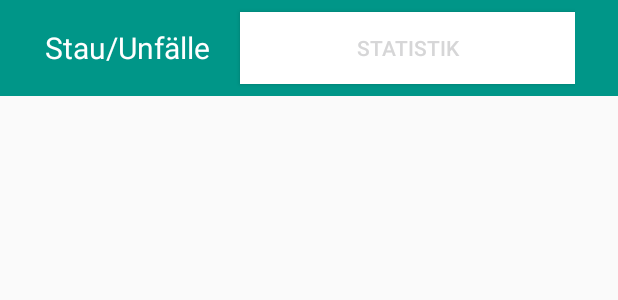
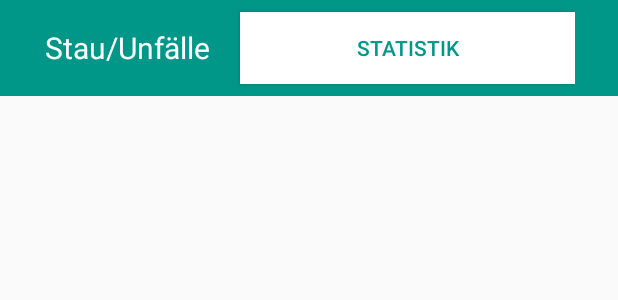
Before and after one commit to leon-jost/StauZueri, an Android app: the layout activity_stau.xml on its own in the app's theme, with its tools: preview values and no code run, on a phone screen of 412 x 824 dp. Shown: the top 300 px of the screen. Run offline under Robolectric (Android 15) with nearby library versions, the phone set to English and light mode, and no system bars.

Commit message:
add new colors and strings

```diff
--- a/app/src/main/res/values/colors.xml
+++ b/app/src/main/res/values/colors.xml
@@ -7,4 +7,5 @@
     <color name="teal_700">#FF018786</color>
     <color name="black">#FF000000</color>
     <color name="white">#FFFFFFFF</color>
+    <color name="green_blue">#009688</color>
 </resources>
--- a/app/src/main/res/values/strings.xml
+++ b/app/src/main/res/values/strings.xml
@@ -3,4 +3,5 @@
     <string name="stau_unfaelle">Stau/Unfälle</string>
     <string name="statistik">Statistik</string>
     <string name="aufMapsAnsehen">Auf Google Maps ansehen</string>
+    <string name="laengste_aufgezeichnete_verzoegerung">Längste bis jetzt aufgezeichnete Verzögerung:</string>
 </resources>
```
